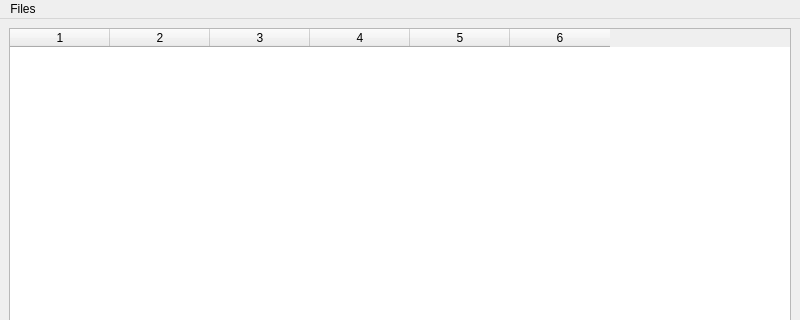
Before: the Qt Designer form tools/diagui.ui in JamzumSum/yNet, drawn with Qt 5; both pictures show x 0 to 800 and y 0 to 320 of the 800 by 600 pixel window.
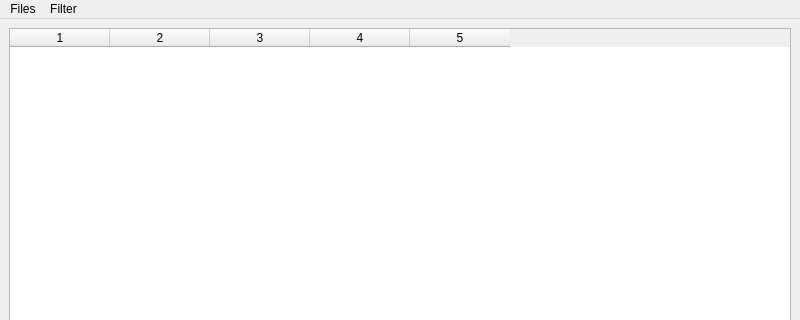
After: the same form once the commit is applied.

Commit message: bug fix in ParalBack aug Yb if Yb in statTitle remove some distrib_title requires in arg bugfix in test_step add function in diagui drop mask at a probability indexLoader support direct index CEBase requires K add more config options

```diff
--- a/tools/diagui.ui
+++ b/tools/diagui.ui
@@ -24,7 +24,7 @@
        <bool>true</bool>
       </property>
       <property name="columnCount">
-       <number>6</number>
+       <number>5</number>
       </property>
       <attribute name="verticalHeaderVisible">
        <bool>true</bool>
@@ -34,7 +34,6 @@
       <column/>
       <column/>
       <column/>
-      <column/>
      </widget>
     </item>
    </layout>
@@ -61,7 +60,14 @@
     <addaction name="actionOpen"/>
     <addaction name="menuPreference"/>
    </widget>
+   <widget class="QMenu" name="menuFilter">
+    <property name="title">
+     <string>Filter</string>
+    </property>
+    <addaction name="actionFilterError"/>
+   </widget>
    <addaction name="menuFiles"/>
+   <addaction name="menuFilter"/>
   </widget>
   <widget class="QStatusBar" name="statusbar"/>
   <action name="actionOpen">
```
Left out of the diff: 76 changed lines with no effect on the pictures. The commit also changes 19 other files.
